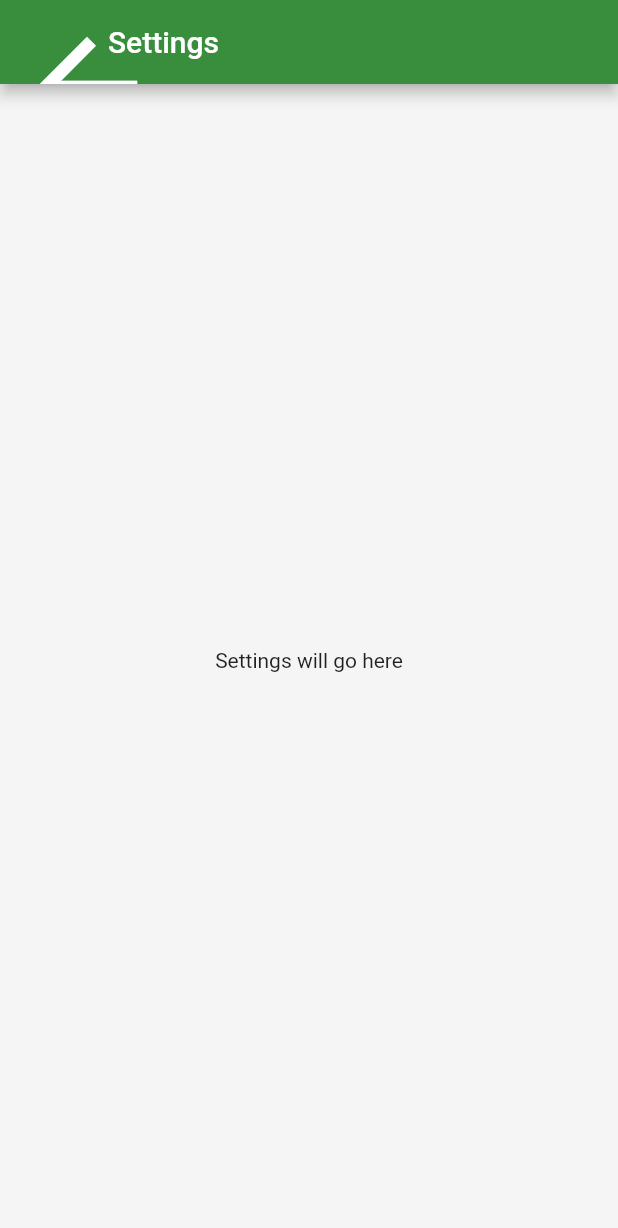
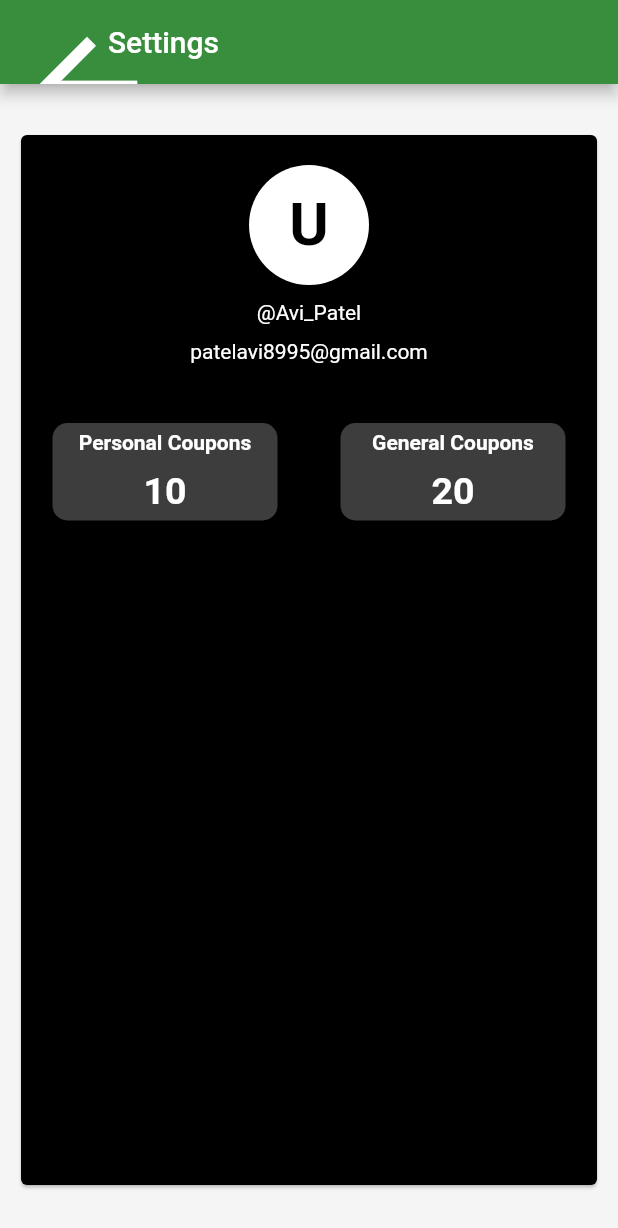
Before and after one commit to Sagardhandhalya/CouponAssistant, a Flutter app: the Settings screen opened by its route, on a phone screen of 412 x 824 dp. Shown: the top 1228 px of the screen. Run offline on Flutter 3.47's test engine with Material 2 defaults, Android fonts, the phone set to English and light mode, and no system bars; our stand-ins replace cloud_firestore, dropdown_formfield, firebase_auth, firebase_messaging, flutter_secure_storage, flutter_spinkit and 5 more; missing offline and left inert: dart:ffi, firebase_ml_vision; accounts and stored records are empty.

Commit message:
Update settings.dart

```diff
--- a/lib/settings.dart
+++ b/lib/settings.dart
@@ -1,4 +1,5 @@
 import 'package:flutter/material.dart';
+import 'package:flutter_secure_storage/flutter_secure_storage.dart';
 
 class Settings extends StatefulWidget {
   @override
@@ -6,15 +7,138 @@ class Settings extends StatefulWidget {
 }
 
 class _SettingsState extends State<Settings> {
+
+  String userId = '';
+  String name = 'User';
+  String email='';
+
+  void _loadurl() async {
+    final storage = FlutterSecureStorage();
+    String userid = await storage.read(key: 'user_id');
+    String nam = await storage.read(key: 'name');
+    String emil = await storage.read(key: 'email');
+
+    if (userid != null) {
+      setState(() {
+        userId = userid;
+        name = nam;
+        email=emil;
+      });
+    }
+  }
+
+  Widget _body()
+  {
+    return Padding(
+      padding: EdgeInsets.fromLTRB(10.0, 30.0,10.0,30.0),
+      child: Center(
+        child: Card(
+          color: Colors.black,
+          elevation: 1.0,
+          clipBehavior: Clip.antiAlias,
+          borderOnForeground: true,
+          child: new Column(
+            crossAxisAlignment: CrossAxisAlignment.center,
+            // mainAxisAlignment: MainAxisAlignment.center,
+            children: <Widget>[
+              SizedBox(height: 20.0,),
+              new CircleAvatar(
+                backgroundColor: Colors.white,
+
+                radius: 40.0,
+                child: new Text(
+                  name[0],
+                  style: new TextStyle(
+                    fontSize: 40.0,
+                    fontWeight: FontWeight.bold,
+                    color: Colors.black,
+                  ),
+                ),
+              ),
+              new SizedBox(height: 10.0,),
+              new Text(
+                "@"+"Avi_Patel",
+                style: new TextStyle(color:Colors.white),
+              ),
+              new SizedBox(height: 10.0,),
+              new Text(
+                "patelavi8995@gmail.com",
+                style: new TextStyle(color:Colors.white),
+              ),
+
+              SizedBox(height:40.0,),
+              new Row(
+                mainAxisAlignment: MainAxisAlignment.spaceAround,
+                children: <Widget>[
+                  new InkWell(
+                    onTap: (){},
+                    child: Container(
+                      padding: EdgeInsets.all(5.0),
+                      width: 150.0,
+                      alignment: Alignment.center,
+                      decoration: BoxDecoration(
+                        borderRadius: new BorderRadius.circular(10.0),
+                        color: Colors.white24,
+                      ),
+                      child: new Column(
+                        children: <Widget>[
+                          new Text(
+                            "Personal Coupons",
+                            style: new TextStyle(fontWeight: FontWeight.w600,color: Colors.white),
+                          ),
+                          SizedBox(height: 10.0,),
+                          new Text(
+                            "10",
+                            style: new TextStyle(fontWeight: FontWeight.bold,fontSize: 25.0,color: Colors.white),
+                          )
+                        ],
+                      ),
+                    ),
+                  ),
+                  new InkWell(
+                    onTap: (){},
+                    child: Container(
+                      padding: EdgeInsets.all(5.0),
+                      width: 150.0,
+                      alignment: Alignment.center,
+                      decoration: BoxDecoration(
+                        borderRadius: new BorderRadius.circular(10.0),
+                        color: Colors.white24,
+                      ),
+                      child: new Column(
+
+                        children: <Widget>[
+                          new Text(
+                            "General Coupons",
+                            style: new TextStyle(fontWeight: FontWeight.w600,color: Colors.white),
+                          ),
+                          SizedBox(height: 10.0,),
+                          new Text(
+                            "20",
+                            style: new TextStyle(fontWeight: FontWeight.bold,fontSize: 25.0,color: Colors.white),
+                          )
+                        ],
+                      ),
+                    ),
+                  ),
+                ],
+              )
+
+            ],
+          ),
+        ),
+      ),
+    );
+  }
+
   @override
   Widget build(BuildContext context) {
+    // _loadurl();
     return Scaffold(
       appBar: AppBar(
         title: Text('Settings'),
       ),
-      body: Center(
-        child: Text('Settings will go here'),
-      ),
+      body: _body(),
     );
   }
 }
```
